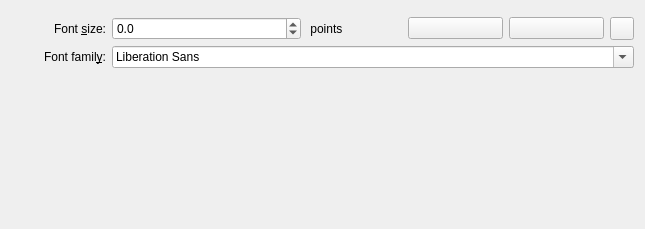
The window that src/libkstapp/labelpropertiestab.ui (Kst-plot/kst) describes before a commit, drawn with Qt 5.
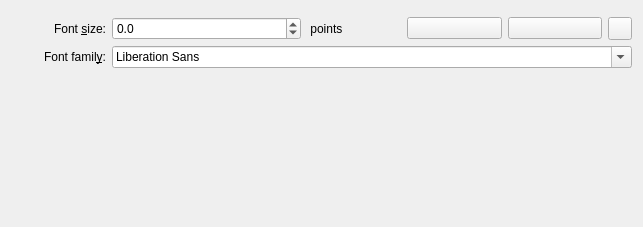
The same window after the commit. Custom widgets are drawn as their Qt base class.

```diff
--- a/src/libkstapp/labelpropertiestab.ui
+++ b/src/libkstapp/labelpropertiestab.ui
@@ -9,8 +9,8 @@
    <rect>
     <x>0</x>
     <y>0</y>
-    <width>645</width>
-    <height>229</height>
+    <width>643</width>
+    <height>227</height>
    </rect>
   </property>
   <layout class="QVBoxLayout" name="verticalLayout">
```
Left out of the diff: 4 changed lines with no effect on the pictures.
